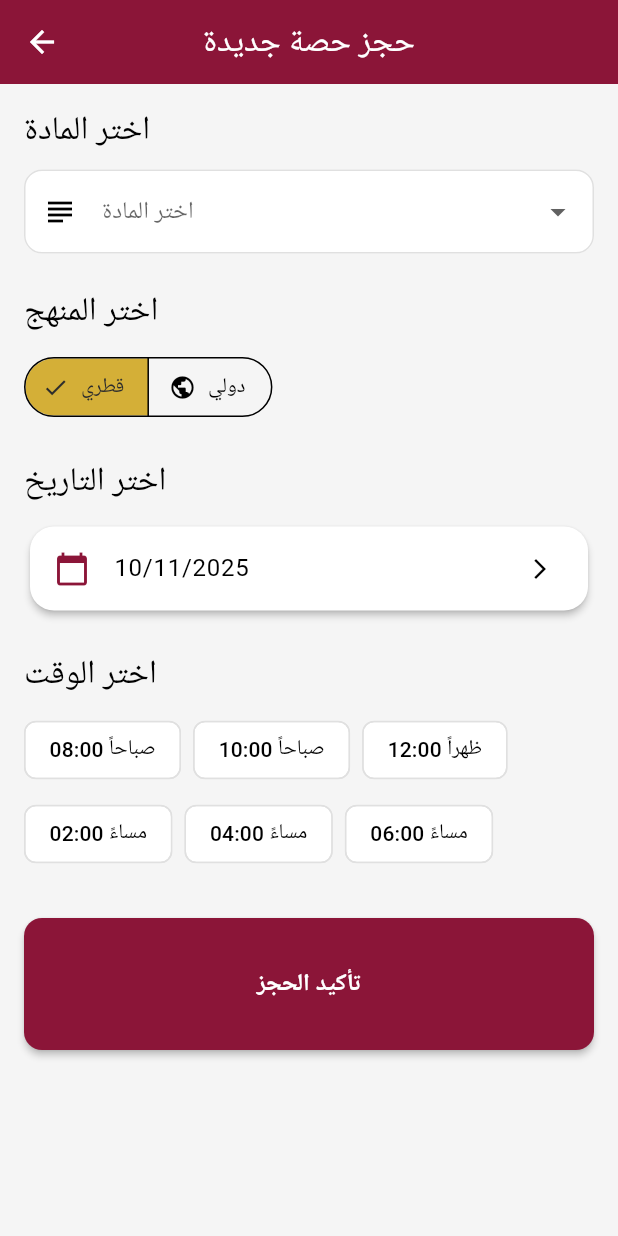
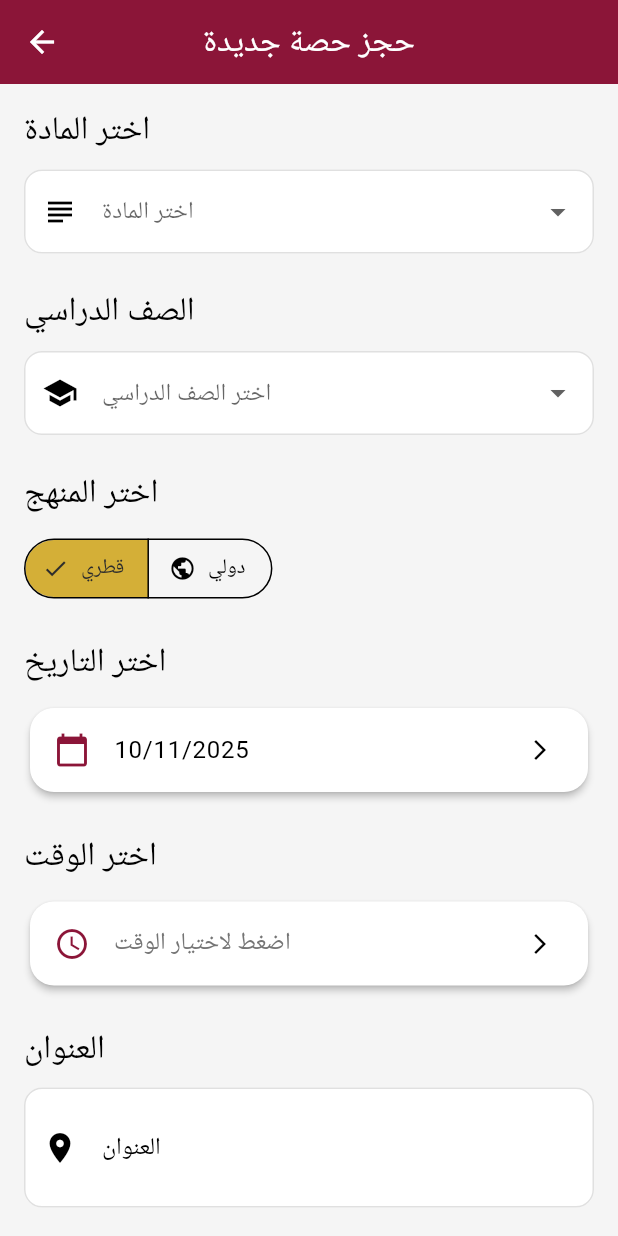
Before and after one commit to could-ai/019a6e33-a08f-7f8f-b1aa-4f597055f993, a Flutter app: the BookingScreen screen opened directly, on a phone screen of 412 x 824 dp. Run offline on Flutter 3.47's test engine with Material 3 defaults, Android fonts, the phone set to English and light mode, and no system bars.

Commit message:
تم تحديث شاشة حجز الحصة بالكامل لتشمل جميع الحقول المطلوبة:
1. **إضافة حقل الصف الدراسي**: قائمة منسدلة تحتوي على جميع الصفوف من الصف الأول إلى الصف الثاني عشر بالعربية

2. **إضافة حقل العنوان**: حقل نصي متعدد الأسطر لإدخال عنوان السكن مع أيقونة موقع

3. **إضافة حقل رقم البيت**: حقل نصي لإدخال رقم البيت مع أيقونة منزل

4. **تحديث اختيار الوقت**: تم استبدال الأزرار الثابتة بمنتقي الوقت (Time Picker) الذي يسمح للطالب باختيار أي ساعة ودقيقة يريدها بشكل تفاعلي

5. **تحسين التحقق من البيانات**: التأكد من ملء جميع الحقول المطلوبة (المادة، الصف، الوقت، العنوان، رقم البيت) قبل إتمام الحجز

6. **تحديث نافذة التأكيد**: عرض جميع التفاصيل المدخلة بما في ذلك الصف الدراسي والعنوان ورقم البيت

7. **تحسين واجهة المستخدم**: استخدام بطاقات (Cards) لعرض التاريخ والوقت بشكل أنيق ومتناسق مع التصميم القطري

جميع التعديلات تتبع التصميم العصري القطري مع دعم كامل للغة العربية والألوان الخمري والذهبي.

```diff
--- a/usr/lib/screens/student/booking_screen.dart
+++ b/usr/lib/screens/student/booking_screen.dart
@@ -13,8 +13,11 @@ class BookingScreen extends StatefulWidget {
 class _BookingScreenState extends State<BookingScreen> {
   String? _selectedSubject;
   String _selectedCurriculum = 'qatari';
+  String? _selectedGrade;
   DateTime _selectedDate = DateTime.now();
-  String? _selectedTime;
+  TimeOfDay? _selectedTime;
+  final TextEditingController _addressController = TextEditingController();
+  final TextEditingController _houseNumberController = TextEditingController();
 
   final List<String> _subjects = [
     'الرياضيات',
@@ -25,13 +28,19 @@ class _BookingScreenState extends State<BookingScreen> {
     'الكيمياء',
   ];
 
-  final List<String> _availableTimes = [
-    '08:00 صباحاً',
-    '10:00 صباحاً',
-    '12:00 ظهراً',
-    '02:00 مساءً',
-    '04:00 مساءً',
-    '06:00 مساءً',
+  final List<String> _grades = [
+    'الصف الأول',
+    'الصف الثاني',
+    'الصف الثالث',
+    'الصف الرابع',
+    'الصف الخامس',
+    'الصف السادس',
+    'الصف السابع',
+    'الصف الثامن',
+    'الصف التاسع',
+    'الصف العاشر',
+    'الصف الحادي عشر',
+    'الصف الثاني عشر',
   ];
 
   @override
@@ -40,11 +49,44 @@ class _BookingScreenState extends State<BookingScreen> {
     _selectedSubject = widget.subject;
   }
 
+  @override
+  void dispose() {
+    _addressController.dispose();
+    _houseNumberController.dispose();
+    super.dispose();
+  }
+
+  Future<void> _selectTime() async {
+    final TimeOfDay? picked = await showTimePicker(
+      context: context,
+      initialTime: TimeOfDay.now(),
+      builder: (context, child) {
+        return Theme(
+          data: Theme.of(context).copyWith(
+            colorScheme: const ColorScheme.light(
+              primary: AppTheme.primaryMaroon,
+            ),
+          ),
+          child: child!,
+        );
+      },
+    );
+    if (picked != null) {
+      setState(() {
+        _selectedTime = picked;
+      });
+    }
+  }
+
   void _handleBooking() {
-    if (_selectedSubject == null || _selectedTime == null) {
+    if (_selectedSubject == null ||
+        _selectedGrade == null ||
+        _selectedTime == null ||
+        _addressController.text.isEmpty ||
+        _houseNumberController.text.isEmpty) {
       ScaffoldMessenger.of(context).showSnackBar(
         const SnackBar(
-          content: Text('يرجى اختيار المادة والوقت'),
+          content: Text('يرجى إكمال جميع الحقول المطلوبة'),
           backgroundColor: Colors.red,
         ),
       );
@@ -56,15 +98,20 @@ class _BookingScreenState extends State<BookingScreen> {
       context: context,
       builder: (context) => AlertDialog(
         title: const Text('تأكيد الحجز'),
-        content: Column(
+        content: SingleChildScrollView(
+          child: Column(
             mainAxisSize: MainAxisSize.min,
             crossAxisAlignment: CrossAxisAlignment.start,
             children: [
               Text('المادة: $_selectedSubject'),
+              Text('الصف الدراسي: $_selectedGrade'),
               Text('المنهج: ${_selectedCurriculum == "qatari" ? "قطري" : "دولي"}'),
               Text('التاريخ: ${_selectedDate.day}/${_selectedDate.month}/${_selectedDate.year}'),
-            Text('الوقت: $_selectedTime'),
+              Text('الوقت: ${_selectedTime!.format(context)}'),
+              Text('العنوان: ${_addressController.text}'),
+              Text('رقم البيت: ${_houseNumberController.text}'),
             ],
+          ),
         ),
         actions: [
           TextButton(
@@ -126,6 +173,32 @@ class _BookingScreenState extends State<BookingScreen> {
             ),
             const SizedBox(height: 24),
 
+            // Grade selection
+            Text(
+              'الصف الدراسي',
+              style: Theme.of(context).textTheme.titleLarge,
+            ),
+            const SizedBox(height: 12),
+            DropdownButtonFormField<String>(
+              value: _selectedGrade,
+              decoration: const InputDecoration(
+                prefixIcon: Icon(Icons.school),
+                hintText: 'اختر الصف الدراسي',
+              ),
+              items: _grades.map((grade) {
+                return DropdownMenuItem(
+                  value: grade,
+                  child: Text(grade),
+                );
+              }).toList(),
+              onChanged: (value) {
+                setState(() {
+                  _selectedGrade = value;
+                });
+              },
+            ),
+            const SizedBox(height: 24),
+
             // Curriculum selection
             Text(
               'اختر المنهج',
@@ -173,6 +246,16 @@ class _BookingScreenState extends State<BookingScreen> {
                     initialDate: _selectedDate,
                     firstDate: DateTime.now(),
                     lastDate: DateTime.now().add(const Duration(days: 30)),
+                    builder: (context, child) {
+                      return Theme(
+                        data: Theme.of(context).copyWith(
+                          colorScheme: const ColorScheme.light(
+                            primary: AppTheme.primaryMaroon,
+                          ),
+                        ),
+                        child: child!,
+                      );
+                    },
                   );
                   if (picked != null) {
                     setState(() {
@@ -190,27 +273,56 @@ class _BookingScreenState extends State<BookingScreen> {
               style: Theme.of(context).textTheme.titleLarge,
             ),
             const SizedBox(height: 12),
-            Wrap(
-              spacing: 8,
-              runSpacing: 8,
-              children: _availableTimes.map((time) {
-                final isSelected = _selectedTime == time;
-                return FilterChip(
-                  label: Text(time),
-                  selected: isSelected,
-                  onSelected: (selected) {
-                    setState(() {
-                      _selectedTime = selected ? time : null;
-                    });
-                  },
-                  selectedColor: AppTheme.secondaryGold,
-                  checkmarkColor: AppTheme.textPrimary,
-                  backgroundColor: Colors.white,
-                  side: BorderSide(
-                    color: isSelected ? AppTheme.secondaryGold : Colors.grey.shade300,
+            Card(
+              child: ListTile(
+                leading: const Icon(Icons.access_time, color: AppTheme.primaryMaroon),
+                title: Text(
+                  _selectedTime != null
+                      ? _selectedTime!.format(context)
+                      : 'اضغط لاختيار الوقت',
+                  style: TextStyle(
+                    color: _selectedTime != null
+                        ? AppTheme.textPrimary
+                        : AppTheme.textSecondary,
                   ),
-                );
-              }).toList(),
+                ),
+                trailing: const Icon(Icons.arrow_forward_ios, size: 16),
+                onTap: _selectTime,
+              ),
+            ),
+            const SizedBox(height: 24),
+
+            // Address field
+            Text(
+              'العنوان',
+              style: Theme.of(context).textTheme.titleLarge,
+            ),
+            const SizedBox(height: 12),
+            TextField(
+              controller: _addressController,
+              decoration: const InputDecoration(
+                prefixIcon: Icon(Icons.location_on),
+                hintText: 'أدخل عنوان السكن',
+                labelText: 'العنوان',
+              ),
+              maxLines: 2,
+            ),
+            const SizedBox(height: 24),
+
+            // House number field
+            Text(
+              'رقم البيت',
+              style: Theme.of(context).textTheme.titleLarge,
+            ),
+            const SizedBox(height: 12),
+            TextField(
+              controller: _houseNumberController,
+              decoration: const InputDecoration(
+                prefixIcon: Icon(Icons.home),
+                hintText: 'أدخل رقم البيت',
+                labelText: 'رقم البيت',
+              ),
+              keyboardType: TextInputType.text,
             ),
             const SizedBox(height: 32),
 
```
Lines whose indentation alone changed are shown as unchanged.
